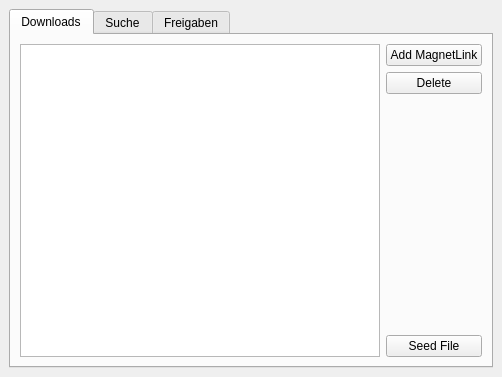
Before: the Qt Designer form test.ui in puhoy/qbit, drawn with Qt 5.
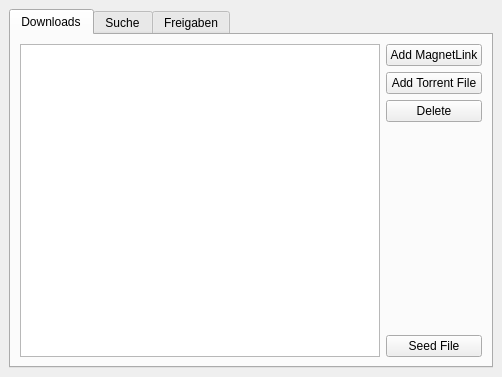
After: the same form once the commit is applied.

```diff
--- a/test.ui
+++ b/test.ui
@@ -37,6 +37,13 @@
             </property>
            </widget>
           </item>
+          <item>
+           <widget class="QPushButton" name="btn_addTorrentFile">
+            <property name="text">
+             <string>Add Torrent File</string>
+            </property>
+           </widget>
+          </item>
           <item>
            <widget class="QPushButton" name="btn_deleteTorrent">
             <property name="text">
```
Left out of the diff: 2 changed lines with no effect on the pictures.
